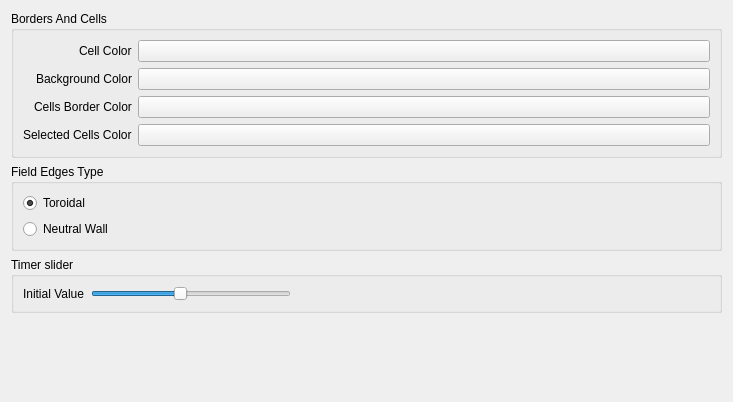
Old version of the form generalpage.ui in the repository darthtenebrus/kglife.
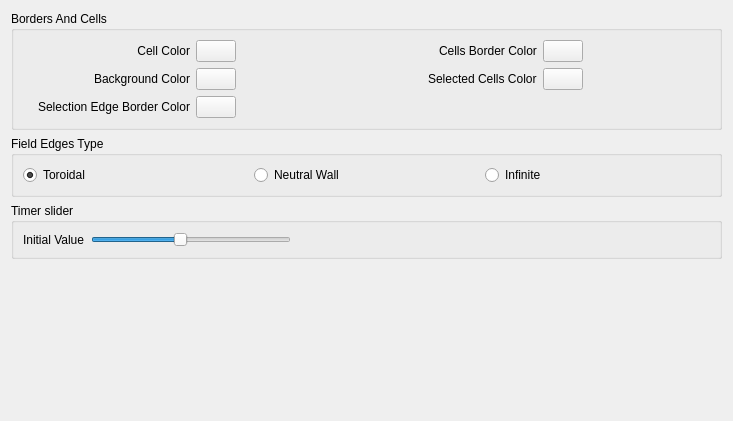
New version of the form. Custom widgets are drawn as their Qt base class.

Commit message: copy-paste functional infinite field setting

The edit to the form file:
```diff
--- a/generalpage.ui
+++ b/generalpage.ui
@@ -7,7 +7,7 @@
     <x>0</x>
     <y>0</y>
     <width>733</width>
-    <height>402</height>
+    <height>421</height>
    </rect>
   </property>
   <property name="sizePolicy">
@@ -34,52 +34,133 @@
      <property name="alignment">
       <set>Qt::AlignLeading|Qt::AlignLeft|Qt::AlignTop</set>
      </property>
-     <layout class="QFormLayout" name="formLayout">
-      <property name="labelAlignment">
-       <set>Qt::AlignRight|Qt::AlignTop|Qt::AlignTrailing</set>
-      </property>
-      <property name="formAlignment">
-       <set>Qt::AlignCenter</set>
-      </property>
-      <item row="0" column="0">
-       <widget class="QLabel" name="label">
-        <property name="text">
-         <string>Cell Color</string>
-        </property>
-       </widget>
-      </item>
-      <item row="0" column="1">
-       <widget class="KColorButton" name="kcfg_cellcolor"/>
-      </item>
-      <item row="1" column="0">
+     <layout class="QGridLayout" name="gridLayout" rowstretch="0,0,0,0,0" columnstretch="0,0,0,0" columnminimumwidth="0,0,0,0">
+      <item row="1" column="0" alignment="Qt::AlignRight">
        <widget class="QLabel" name="label_2">
+        <property name="sizePolicy">
+         <sizepolicy hsizetype="Maximum" vsizetype="Preferred">
+          <horstretch>0</horstretch>
+          <verstretch>0</verstretch>
+         </sizepolicy>
+        </property>
         <property name="text">
          <string>Background Color</string>
         </property>
+        <property name="alignment">
+         <set>Qt::AlignRight|Qt::AlignTrailing|Qt::AlignVCenter</set>
+        </property>
        </widget>
       </item>
-      <item row="1" column="1">
-       <widget class="KColorButton" name="kcfg_backcolor"/>
+      <item row="1" column="1" alignment="Qt::AlignLeft">
+       <widget class="KColorButton" name="kcfg_backcolor">
+        <property name="sizePolicy">
+         <sizepolicy hsizetype="Maximum" vsizetype="Fixed">
+          <horstretch>0</horstretch>
+          <verstretch>0</verstretch>
+         </sizepolicy>
+        </property>
+       </widget>
       </item>
-      <item row="2" column="0">
+      <item row="0" column="0" alignment="Qt::AlignRight">
+       <widget class="QLabel" name="label">
+        <property name="sizePolicy">
+         <sizepolicy hsizetype="Maximum" vsizetype="Preferred">
+          <horstretch>0</horstretch>
+          <verstretch>0</verstretch>
+         </sizepolicy>
+        </property>
+        <property name="text">
+         <string>Cell Color</string>
+        </property>
+        <property name="alignment">
+         <set>Qt::AlignRight|Qt::AlignTrailing|Qt::AlignVCenter</set>
+        </property>
+       </widget>
+      </item>
+      <item row="0" column="1" alignment="Qt::AlignLeft">
+       <widget class="KColorButton" name="kcfg_cellcolor">
+        <property name="sizePolicy">
+         <sizepolicy hsizetype="Maximum" vsizetype="Fixed">
+          <horstretch>0</horstretch>
+          <verstretch>0</verstretch>
+         </sizepolicy>
+        </property>
+       </widget>
+      </item>
+      <item row="4" column="1" alignment="Qt::AlignLeft">
+       <widget class="KColorButton" name="kcfg_borderselectioncolor">
+        <property name="sizePolicy">
+         <sizepolicy hsizetype="Maximum" vsizetype="Fixed">
+          <horstretch>0</horstretch>
+          <verstretch>0</verstretch>
+         </sizepolicy>
+        </property>
+       </widget>
+      </item>
+      <item row="0" column="2" alignment="Qt::AlignRight">
        <widget class="QLabel" name="label_3">
+        <property name="sizePolicy">
+         <sizepolicy hsizetype="Maximum" vsizetype="Preferred">
+          <horstretch>0</horstretch>
+          <verstretch>0</verstretch>
+         </sizepolicy>
+        </property>
         <property name="text">
          <string>Cells Border Color</string>
         </property>
+        <property name="alignment">
+         <set>Qt::AlignLeading|Qt::AlignLeft|Qt::AlignVCenter</set>
+        </property>
        </widget>
       </item>
-      <item row="2" column="1">
-       <widget class="KColorButton" name="kcfg_bordercolor"/>
+      <item row="4" column="0" alignment="Qt::AlignRight">
+       <widget class="QLabel" name="label_6">
+        <property name="sizePolicy">
+         <sizepolicy hsizetype="Maximum" vsizetype="Preferred">
+          <horstretch>0</horstretch>
+          <verstretch>0</verstretch>
+         </sizepolicy>
+        </property>
+        <property name="text">
+         <string>Selection Edge Border Color</string>
+        </property>
+        <property name="alignment">
+         <set>Qt::AlignRight|Qt::AlignTrailing|Qt::AlignVCenter</set>
+        </property>
+       </widget>
       </item>
-      <item row="3" column="0">
+      <item row="0" column="3" alignment="Qt::AlignLeft">
+       <widget class="KColorButton" name="kcfg_bordercolor">
+        <property name="sizePolicy">
+         <sizepolicy hsizetype="Maximum" vsizetype="Fixed">
+          <horstretch>0</horstretch>
+          <verstretch>0</verstretch>
+         </sizepolicy>
+        </property>
+       </widget>
+      </item>
+      <item row="1" column="2" alignment="Qt::AlignRight">
        <widget class="QLabel" name="label_5">
+        <property name="sizePolicy">
+         <sizepolicy hsizetype="Maximum" vsizetype="Preferred">
+          <horstretch>0</horstretch>
+          <verstretch>0</verstretch>
+         </sizepolicy>
+        </property>
         <property name="text">
          <string>Selected Cells Color</string>
         </property>
        </widget>
       </item>
-      <item row="3" column="1">
-       <widget class="KColorButton" name="kcfg_selectedcolor"/>
+      <item row="1" column="3" alignment="Qt::AlignLeft">
+       <widget class="KColorButton" name="kcfg_selectedcolor">
+        <property name="sizePolicy">
+         <sizepolicy hsizetype="Maximum" vsizetype="Fixed">
+          <horstretch>0</horstretch>
+          <verstretch>0</verstretch>
+         </sizepolicy>
+        </property>
+       </widget>
       </item>
      </layout>
     </widget>
@@ -98,7 +179,7 @@
      <property name="alignment">
       <set>Qt::AlignLeading|Qt::AlignLeft|Qt::AlignTop</set>
      </property>
-     <layout class="QVBoxLayout" name="verticalLayout_2">
+     <layout class="QHBoxLayout" name="horizontalLayout">
       <item>
        <widget class="QRadioButton" name="kcfg_toroidal">
         <property name="toolTip">
@@ -134,6 +215,22 @@
         </property>
        </widget>
       </item>
+      <item>
+       <widget class="QRadioButton" name="kcfg_infinite">
+        <property name="toolTip">
+         <string>Field is infinite (EXPERIMENTAL)</string>
+        </property>
+        <property name="statusTip">
+         <string/>
+        </property>
+        <property name="whatsThis">
+         <string>Field is infinite. Cells beyound the edges simply disappear continuing their live cycle. &lt;b&gt;Warning: this is still experimental&lt;/b&gt;</string>
+        </property>
+        <property name="text">
+         <string>Infinite</string>
+        </property>
+       </widget>
+      </item>
      </layout>
     </widget>
    </item>
```
The commit also changes 5 other files.
